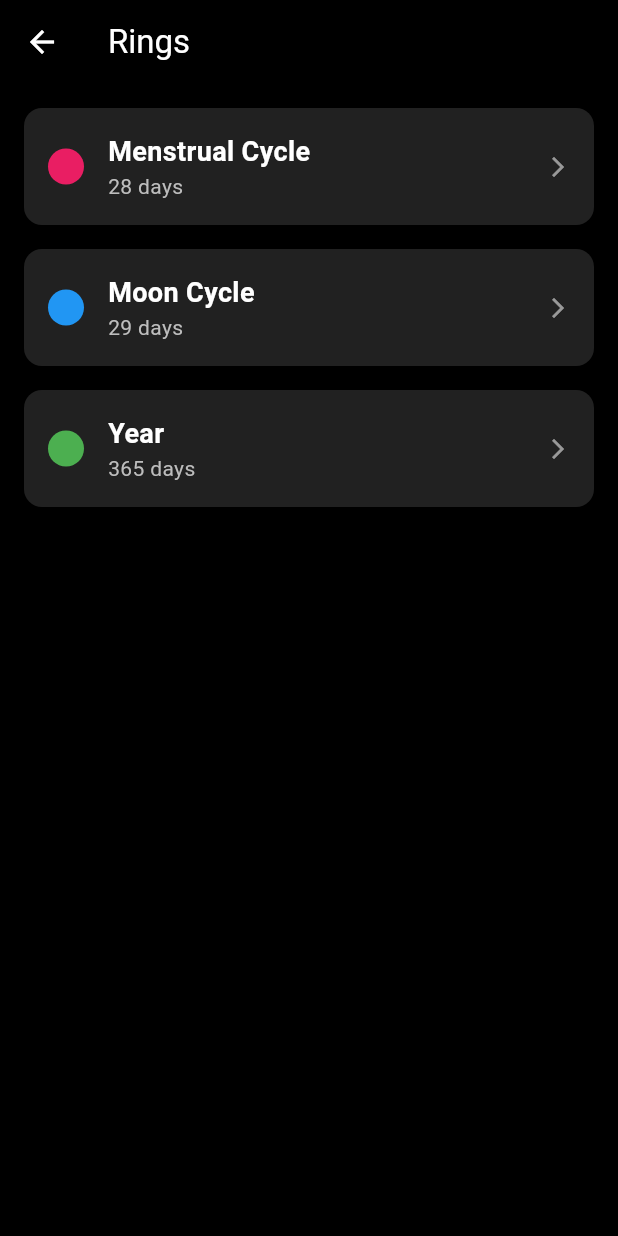
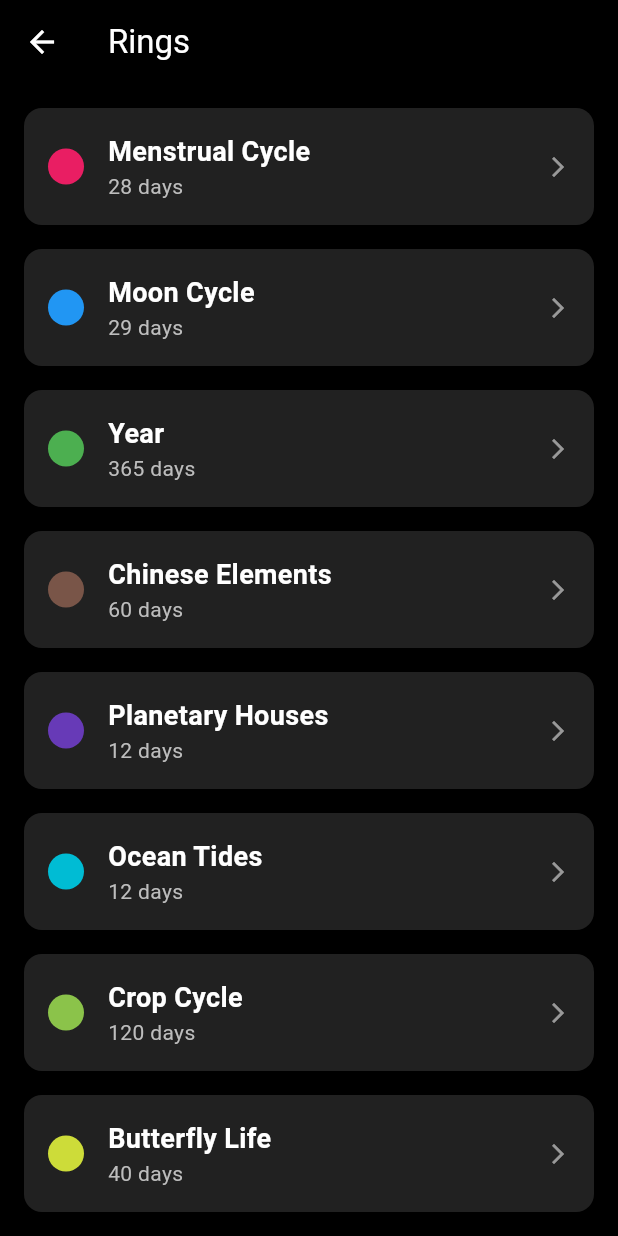
Before and after one commit to rovisjet/woy, a Flutter app: the screen it shows after launch, after a tap on the "arrow forward" icon, on a phone screen of 412 x 824 dp. Run offline on Flutter 3.47's test engine with Material 3 defaults, Android fonts, the phone set to English and light mode, and no system bars.

Commit message:
lots more rings, dynamic sizing

```diff
--- a/frontend/lib/data/rings_data.dart
+++ b/frontend/lib/data/rings_data.dart
@@ -3,15 +3,48 @@ import '../models/ring_model.dart';
 import '../models/era_model.dart';
 
 class RingsData {
-  static List<Ring> rings = [
-    Ring(
-      index: 0,
-      name: 'Menstrual Cycle',
-      innerRadius: 60,
-      thickness: 40,
-      numberOfTicks: 28,
-      baseColor: Colors.pink,
-      eras: [
+  static const double CANVAS_SIZE = 400.0;
+  static const double CENTER_CIRCLE_RADIUS = 50.0;
+  static const double DEFAULT_THICKNESS = 25.0;
+
+  static double _calculateInnerRadius(int ringIndex, int totalRings) {
+    // Available space is from center circle to edge of canvas
+    double availableSpace = (CANVAS_SIZE / 2) - CENTER_CIRCLE_RADIUS;
+    // Space per ring (including gaps)
+    double spacePerRing = availableSpace / totalRings;
+    // Inner radius for this ring
+    return CENTER_CIRCLE_RADIUS + (ringIndex * spacePerRing);
+  }
+
+  static final List<Ring> rings = _initializeRings();
+
+  static List<Ring> _initializeRings() {
+    final ringConfigs = [
+      _RingConfig('Menstrual Cycle', 28, Colors.pink, _menstrualEras()),
+      _RingConfig('Moon Cycle', 29, Colors.blue, _moonEras()),
+      _RingConfig('Year', 365, Colors.green, _yearEras()),
+      _RingConfig('Chinese Elements', 60, Colors.brown, _elementEras()),
+      _RingConfig('Planetary Houses', 12, Colors.deepPurple, _houseEras()),
+      _RingConfig('Ocean Tides', 12, Colors.cyan, _tideEras()),
+      _RingConfig('Crop Cycle', 120, Colors.lightGreen, _cropEras()),
+      _RingConfig('Butterfly Life', 40, Colors.lime, _butterflyEras()),
+    ];
+
+    return List.generate(ringConfigs.length, (index) {
+      final config = ringConfigs[index];
+      return Ring(
+        index: index,
+        name: config.name,
+        innerRadius: _calculateInnerRadius(index, ringConfigs.length),
+        thickness: DEFAULT_THICKNESS,
+        numberOfTicks: config.ticks,
+        baseColor: config.color,
+        eras: config.eras,
+      );
+    });
+  }
+
+  static List<Era> _menstrualEras() => [
     Era(
       name: 'Menstrual',
       description: 'Menstrual phase',
@@ -40,16 +73,9 @@ class RingsData {
       endDay: 28,
       color: Colors.pink.shade600,
     ),
-      ],
-    ),
-    Ring(
-      index: 1,
-      name: 'Moon Cycle',
-      innerRadius: 110,
-      thickness: 40,
-      numberOfTicks: 29,
-      baseColor: Colors.blue,
-      eras: [
+  ];
+
+  static List<Era> _moonEras() => [
     Era(
       name: 'New Moon',
       description: 'New Moon phase',
@@ -61,34 +87,34 @@ class RingsData {
       name: 'Waxing Crescent',
       description: 'Waxing Crescent phase',
       startDay: 3.6,
-          endDay: 7.2,
+      endDay: 7.4,
       color: Colors.blue.shade400,
     ),
     Era(
       name: 'First Quarter',
       description: 'First Quarter phase',
-          startDay: 7.2,
-          endDay: 10.8,
+      startDay: 7.4,
+      endDay: 11.1,
       color: Colors.blue.shade500,
     ),
     Era(
       name: 'Waxing Gibbous',
       description: 'Waxing Gibbous phase',
-          startDay: 10.8,
-          endDay: 14.5,
+      startDay: 11.1,
+      endDay: 14.8,
       color: Colors.blue.shade600,
     ),
     Era(
       name: 'Full Moon',
       description: 'Full Moon phase',
-          startDay: 14.5,
-          endDay: 18.1,
+      startDay: 14.8,
+      endDay: 18.5,
       color: Colors.blue.shade700,
     ),
     Era(
       name: 'Waning Gibbous',
       description: 'Waning Gibbous phase',
-          startDay: 18.1,
+      startDay: 18.5,
       endDay: 21.7,
       color: Colors.blue.shade600,
     ),
@@ -106,16 +132,9 @@ class RingsData {
       endDay: 29,
       color: Colors.blue.shade400,
     ),
-      ],
-    ),
-    Ring(
-      index: 2,
-      name: 'Year',
-      innerRadius: 160,
-      thickness: 40,
-      numberOfTicks: 365,
-      baseColor: Colors.green,
-      eras: [
+  ];
+
+  static List<Era> _yearEras() => [
     Era(
       name: 'Spring',
       description: 'Spring season',
@@ -144,7 +163,239 @@ class RingsData {
       endDay: 365,
       color: Colors.green.shade600,
     ),
-      ],
+  ];
+
+  static List<Era> _elementEras() => [
+    Era(
+      name: 'Wood',
+      description: 'Growth & Flexibility',
+      startDay: 0,
+      endDay: 12,
+      color: Colors.green.shade800,
+    ),
+    Era(
+      name: 'Fire',
+      description: 'Energy & Transformation',
+      startDay: 12,
+      endDay: 24,
+      color: Colors.deepOrange.shade600,
+    ),
+    Era(
+      name: 'Earth',
+      description: 'Stability & Nourishment',
+      startDay: 24,
+      endDay: 36,
+      color: Colors.brown.shade400,
+    ),
+    Era(
+      name: 'Metal',
+      description: 'Clarity & Precision',
+      startDay: 36,
+      endDay: 48,
+      color: Colors.grey.shade400,
+    ),
+    Era(
+      name: 'Water',
+      description: 'Wisdom & Adaptability',
+      startDay: 48,
+      endDay: 60,
+      color: Colors.blue.shade800,
+    ),
+  ];
+
+  static List<Era> _houseEras() => [
+    Era(
+      name: '1st House',
+      description: 'Self & Identity',
+      startDay: 0,
+      endDay: 1,
+      color: Colors.deepPurple.shade300,
+    ),
+    Era(
+      name: '2nd House',
+      description: 'Values & Possessions',
+      startDay: 1,
+      endDay: 2,
+      color: Colors.deepPurple.shade400,
+    ),
+    Era(
+      name: '3rd House',
+      description: 'Communication',
+      startDay: 2,
+      endDay: 3,
+      color: Colors.deepPurple.shade500,
+    ),
+    Era(
+      name: '4th House',
+      description: 'Home & Family',
+      startDay: 3,
+      endDay: 4,
+      color: Colors.deepPurple.shade600,
+    ),
+    Era(
+      name: '5th House',
+      description: 'Creativity & Pleasure',
+      startDay: 4,
+      endDay: 5,
+      color: Colors.deepPurple.shade700,
+    ),
+    Era(
+      name: '6th House',
+      description: 'Work & Health',
+      startDay: 5,
+      endDay: 6,
+      color: Colors.deepPurple.shade800,
+    ),
+    Era(
+      name: '7th House',
+      description: 'Relationships',
+      startDay: 6,
+      endDay: 7,
+      color: Colors.deepPurple.shade300,
+    ),
+    Era(
+      name: '8th House',
+      description: 'Transformation',
+      startDay: 7,
+      endDay: 8,
+      color: Colors.deepPurple.shade400,
+    ),
+    Era(
+      name: '9th House',
+      description: 'Philosophy & Travel',
+      startDay: 8,
+      endDay: 9,
+      color: Colors.deepPurple.shade500,
+    ),
+    Era(
+      name: '10th House',
+      description: 'Career & Status',
+      startDay: 9,
+      endDay: 10,
+      color: Colors.deepPurple.shade600,
+    ),
+    Era(
+      name: '11th House',
+      description: 'Friends & Goals',
+      startDay: 10,
+      endDay: 11,
+      color: Colors.deepPurple.shade700,
+    ),
+    Era(
+      name: '12th House',
+      description: 'Spirituality',
+      startDay: 11,
+      endDay: 12,
+      color: Colors.deepPurple.shade800,
+    ),
+  ];
+
+  static List<Era> _tideEras() => [
+    Era(
+      name: 'High Tide',
+      description: 'Peak water level',
+      startDay: 0,
+      endDay: 3,
+      color: Colors.cyan.shade700,
+    ),
+    Era(
+      name: 'Ebb Tide',
+      description: 'Receding waters',
+      startDay: 3,
+      endDay: 6,
+      color: Colors.cyan.shade500,
+    ),
+    Era(
+      name: 'Low Tide',
+      description: 'Minimum water level',
+      startDay: 6,
+      endDay: 9,
+      color: Colors.cyan.shade300,
+    ),
+    Era(
+      name: 'Flood Tide',
+      description: 'Rising waters',
+      startDay: 9,
+      endDay: 12,
+      color: Colors.cyan.shade600,
+    ),
+  ];
+
+  static List<Era> _cropEras() => [
+    Era(
+      name: 'Preparation',
+      description: 'Soil preparation',
+      startDay: 0,
+      endDay: 15,
+      color: Colors.brown.shade300,
+    ),
+    Era(
+      name: 'Planting',
+      description: 'Seed sowing',
+      startDay: 15,
+      endDay: 30,
+      color: Colors.lightGreen.shade300,
+    ),
+    Era(
+      name: 'Growth',
+      description: 'Plant development',
+      startDay: 30,
+      endDay: 75,
+      color: Colors.lightGreen.shade600,
+    ),
+    Era(
+      name: 'Harvest',
+      description: 'Crop collection',
+      startDay: 75,
+      endDay: 90,
+      color: Colors.yellow.shade600,
+    ),
+    Era(
+      name: 'Fallow',
+      description: 'Rest period',
+      startDay: 90,
+      endDay: 120,
+      color: Colors.brown.shade200,
+    ),
+  ];
+
+  static List<Era> _butterflyEras() => [
+    Era(
+      name: 'Egg',
+      description: 'Initial stage',
+      startDay: 0,
+      endDay: 5,
+      color: Colors.white70,
+    ),
+    Era(
+      name: 'Caterpillar',
+      description: 'Larval stage',
+      startDay: 5,
+      endDay: 20,
+      color: Colors.lime.shade400,
+    ),
+    Era(
+      name: 'Chrysalis',
+      description: 'Pupa stage',
+      startDay: 20,
+      endDay: 35,
+      color: Colors.teal.shade300,
+    ),
+    Era(
+      name: 'Butterfly',
+      description: 'Adult stage',
+      startDay: 35,
+      endDay: 40,
+      color: Colors.orange.shade300,
     ),
   ];
 }
+
+class _RingConfig {
+  final String name;
+  final int ticks;
+  final Color color;
+  final List<Era> eras;
+
+  _RingConfig(this.name, this.ticks, this.color, this.eras);
+}
--- a/frontend/lib/main.dart
+++ b/frontend/lib/main.dart
@@ -84,7 +84,7 @@ class _WheelCalendarState extends State<WheelCalendar> {
   late final List<Ring> rings;
   int? selectedRingIndex;
   double currentDay = 0;
-  List<double> ringDays = [0, 0, 0];
+  List<double> ringDays = List.generate(13, (index) => 0.0);
   bool isSliding = false;
 
   final DateFormat dateFormat = DateFormat('EEEE, MMMM d, yyyy');
--- a/frontend/lib/widgets/wheel_calendar.dart
+++ b/frontend/lib/widgets/wheel_calendar.dart
@@ -14,31 +14,19 @@ class _WheelCalendarState extends State<WheelCalendar> {
   final List<Ring> rings = RingsData.rings;
   Ring? selectedRing;
 
-  void _handleTap(Offset position) {
-    final center = const Offset(200, 200);
-    final distance = (position - center).distance;
-
-    // Check rings from outer to inner
-    for (final ring in rings.reversed) {
-      if (distance >= ring.innerRadius &&
-          distance <= (ring.innerRadius + ring.thickness)) {
-        setState(() {
-          selectedRing = selectedRing == ring ? null : ring;
-        });
-        print('Selected ring: ${ring.name}');
-        break;
-      }
-    }
-  }
-
   @override
   Widget build(BuildContext context) {
-    return GestureDetector(
-      behavior: HitTestBehavior.translucent,
-      onTapDown: (details) => _handleTap(details.localPosition),
-      child: SizedBox(
-        width: 400,
-        height: 400,
+    return SizedBox(
+      width: 350,
+      height: 350,
+      child: GestureDetector(
+        behavior: HitTestBehavior.translucent,
+        onTapDown: (details) {
+          final RenderBox box = context.findRenderObject() as RenderBox;
+          final center = Offset(box.size.width / 2, box.size.height / 2);
+          final position = details.localPosition;
+          _handleTap(position, center);
+        },
         child: Stack(
           alignment: Alignment.center,
           children: [
@@ -48,7 +36,6 @@ class _WheelCalendarState extends State<WheelCalendar> {
               dayRotation: 0,
               onTap: () => setState(() {
                 selectedRing = selectedRing == ring ? null : ring;
-                print('Selected ring: ${ring.name}');
               }),
             )).toList().reversed,
           ],
@@ -56,4 +43,21 @@ class _WheelCalendarState extends State<WheelCalendar> {
       ),
     );
   }
+
+  void _handleTap(Offset position, Offset center) {
+    final distance = (position - center).distance;
+
+    // Check rings from outer to inner
+    for (final ring in rings.reversed) {
+      final ringOuter = ring.innerRadius + ring.thickness;
+      final ringInner = ring.innerRadius;
+
+      if (distance >= ringInner && distance <= ringOuter) {
+        setState(() {
+          selectedRing = selectedRing == ring ? null : ring;
+        });
+        break;
+      }
+    }
+  }
 }
```
Lines whose indentation alone changed are shown as unchanged.
